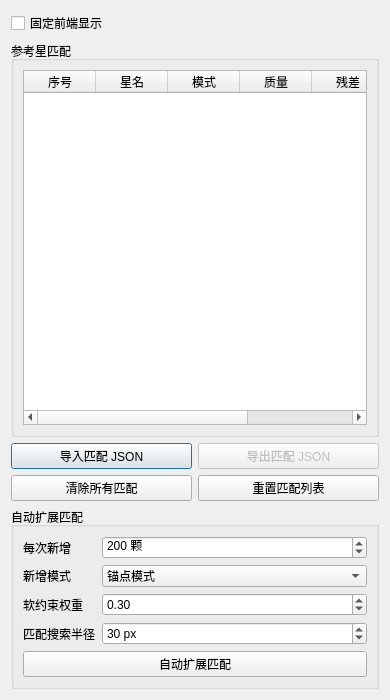
First picture: the form in meteoralign/ui/star_pair_assistant_dialog.ui, repository HG731GZ/HGMeteorTool, before the edit.
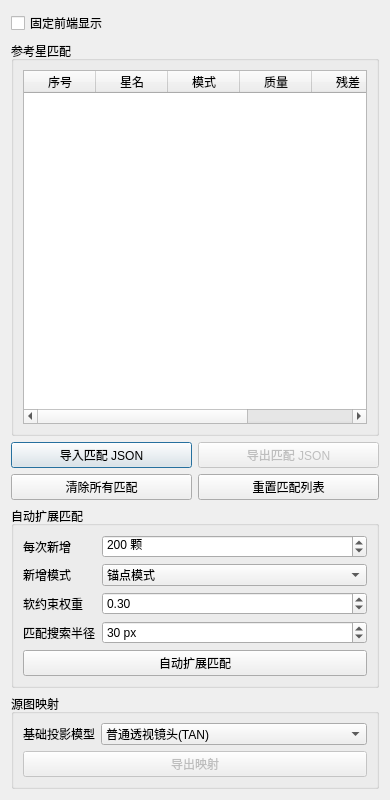
Second picture: the form after the edit.

Patch:
```diff
--- a/meteoralign/ui/star_pair_assistant_dialog.ui
+++ b/meteoralign/ui/star_pair_assistant_dialog.ui
@@ -7,7 +7,7 @@
     <x>0</x>
     <y>0</y>
     <width>390</width>
-    <height>700</height>
+    <height>800</height>
    </rect>
   </property>
   <property name="minimumSize">
@@ -170,7 +170,7 @@
     </layout>
    </item>
    <item>
-    <widget class="QGroupBox" name="groupBoxAutoMatch">
+   <widget class="QGroupBox" name="groupBoxAutoMatch">
      <property name="title">
       <string>自动扩展匹配</string>
      </property>
@@ -291,6 +291,84 @@
      </layout>
     </widget>
    </item>
+   <item>
+    <widget class="QGroupBox" name="groupBoxSourceModel">
+     <property name="title">
+      <string>源图映射</string>
+     </property>
+     <layout class="QVBoxLayout" name="verticalLayoutSourceModel">
+      <item>
+       <layout class="QFormLayout" name="formLayoutSourceModel">
+        <property name="fieldGrowthPolicy">
+         <enum>QFormLayout::AllNonFixedFieldsGrow</enum>
+        </property>
+        <property name="labelAlignment">
+         <set>Qt::AlignLeft|Qt::AlignVCenter</set>
+        </property>
+        <item row="0" column="0">
+         <widget class="QLabel" name="labelSkyAlignmentModel">
+          <property name="text">
+           <string>基础投影模型</string>
+          </property>
+         </widget>
+        </item>
+        <item row="0" column="1">
+         <widget class="QComboBox" name="comboBoxSkyAlignmentModel">
+          <property name="currentIndex">
+           <number>1</number>
+          </property>
+          <item>
+           <property name="text">
+            <string>普适锚点插值</string>
+           </property>
+          </item>
+          <item>
+           <property name="text">
+            <string>普通透视镜头(TAN)</string>
+           </property>
+          </item>
+          <item>
+           <property name="text">
+            <string>等距鱼眼(ARC)</string>
+           </property>
+          </item>
+          <item>
+           <property name="text">
+            <string>等立体角鱼眼(ZEA)</string>
+           </property>
+          </item>
+          <item>
+           <property name="text">
+            <string>立体投影(STG)</string>
+           </property>
+          </item>
+          <item>
+           <property name="text">
+            <string>墨卡托(MER)</string>
+           </property>
+          </item>
+          <item>
+           <property name="text">
+            <string>等距圆柱(CAR)</string>
+           </property>
+          </item>
+         </widget>
+        </item>
+       </layout>
+      </item>
+      <item>
+       <widget class="QPushButton" name="pushButtonExportSourceModel">
+        <property name="enabled">
+         <bool>false</bool>
+        </property>
+        <property name="text">
+         <string>导出映射</string>
+        </property>
+       </widget>
+      </item>
+     </layout>
+    </widget>
+   </item>
   </layout>
  </widget>
  <resources/>
```
